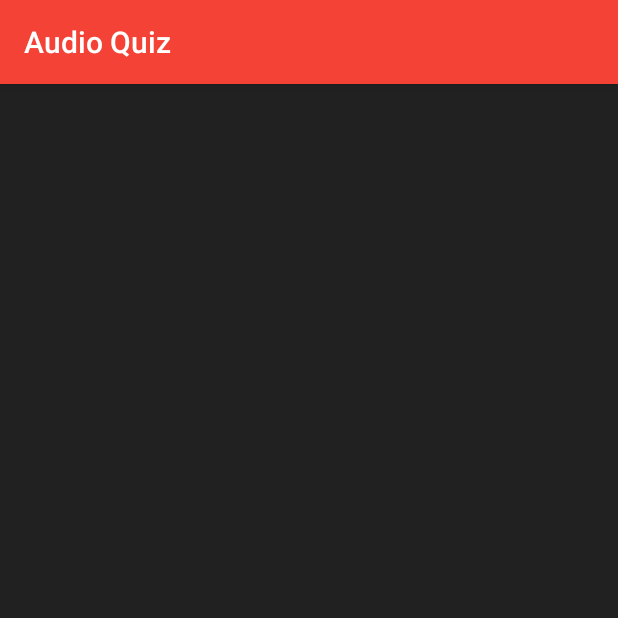
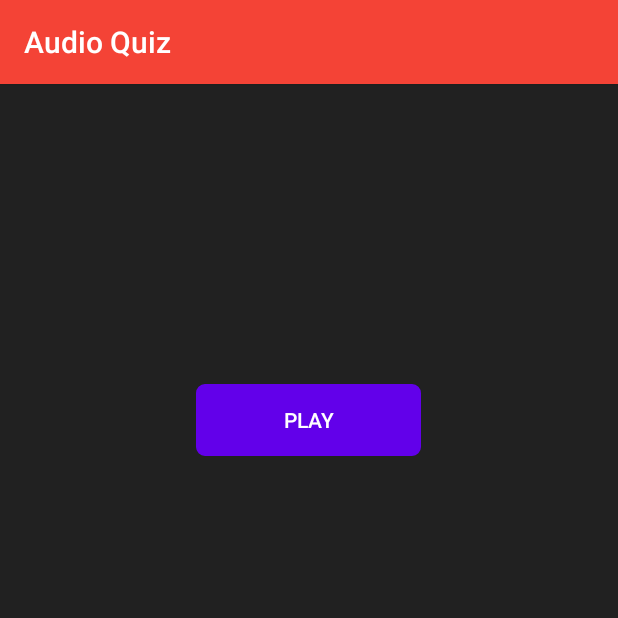
Before and after one commit to AndyPrado/AudioQuiz, an Android app: the AudiosActivity screen opened directly, with no data from a screen before it, on a phone screen of 412 x 824 dp, the top half of it. Run offline under Robolectric (Android 15) with nearby library versions, the phone set to English and light mode, and no system bars.

Commit message:
layout implement

```diff
--- /dev/null
+++ b/app/src/main/res/drawable/button_play.xml
@@ -0,0 +1,7 @@
+<?xml version="1.0" encoding="utf-8"?>
+<shape xmlns:android="http://schemas.android.com/apk/res/android"
+    android:shape="rectangle"
+    android:tint="@color/colorAccent">
+    <stroke android:width="1dp"/>
+    <corners android:radius="5dp" />
+</shape>
--- a/app/src/main/res/layout/activity_audios.xml
+++ b/app/src/main/res/layout/activity_audios.xml
@@ -13,6 +13,18 @@
         android:id="@+id/imageView"
         android:layout_gravity="center_horizontal" />
 
+    <Button
+        android:layout_width="@dimen/button_width"
+        android:layout_height="wrap_content"
+        android:text="@string/btn_play"
+        android:id="@+id/btn_play"
+        android:layout_gravity="center_horizontal"
+        android:background="@drawable/button_play"
+        android:elevation="@dimen/button_elevation"
+        android:textColor="@color/colorText"
+        android:onClick="playSelectedAudio"
+        android:nestedScrollingEnabled="false" />
+
     <ListView
         android:layout_width="match_parent"
         android:layout_height="wrap_content"
--- a/app/src/main/res/layout/activity_main.xml
+++ b/app/src/main/res/layout/activity_main.xml
@@ -42,7 +42,8 @@
                 android:src="@drawable/c1adults"
                 android:layout_marginRight="10dp"
                 android:layout_marginLeft="10dp"
-                android:onClick="openAudios" />
+                android:onClick="openAudiosActivity"
+                android:nestedScrollingEnabled="false" />
 
             <ImageButton
                 android:layout_width="wrap_content"
--- a/app/src/main/res/values/colors.xml
+++ b/app/src/main/res/values/colors.xml
@@ -2,7 +2,7 @@
 <resources>
     <color name="colorPrimary">#F44336</color>
     <color name="colorPrimaryDark">#C62828</color>
-    <color name="colorAccent">#304FFE</color>
+    <color name="colorAccent">#6200EA</color>
     <color name="colorBackground">#212121</color>
     <color name="colorText">#FFFFFF</color>
 </resources>
--- a/app/src/main/res/values/dimens.xml
+++ b/app/src/main/res/values/dimens.xml
@@ -6,4 +6,6 @@
 
     <!-- Text sizes -->
     <dimen name="activity_title">30sp</dimen>
+    <dimen name="button_width">150dp</dimen>
+    <dimen name="button_elevation">5dp</dimen>
 </resources>
--- a/app/src/main/res/values/strings.xml
+++ b/app/src/main/res/values/strings.xml
@@ -2,4 +2,5 @@
     <string name="app_name">Audio Quiz</string>
     <string name="Lbl_Adult">Adults</string>
     <string name="lbl_teens">Teens</string>
+    <string name="btn_play">Play</string>
 </resources>
```
